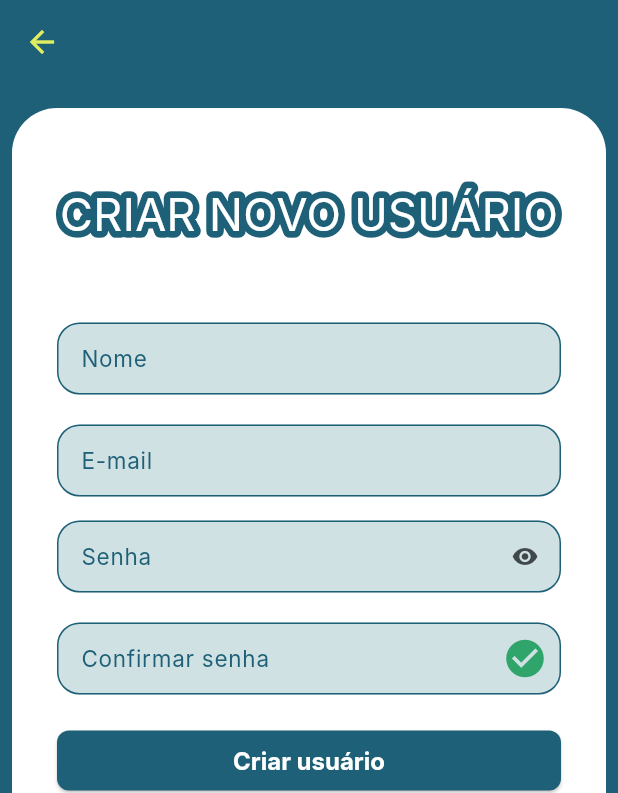
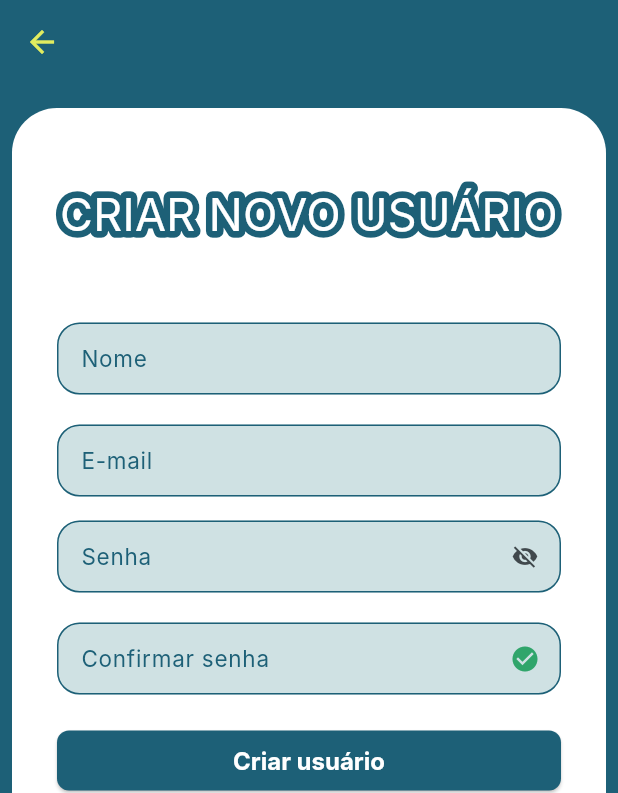
Before and after one commit to luizzlcs/seven_manager7, a Flutter app: the screen it shows after launch, after a tap on "Cadastre-se?", on a phone screen of 412 x 824 dp. Shown: the top 793 px of the screen. Run offline on Flutter 3.47's test engine with Material 3 defaults, Android fonts, the phone set to English and light mode, and no system bars; drawn by our look-alikes of bordered_text; our stand-ins replace firebase_auth, firebase_core, get_it, loading_animation_widget, top_snackbar_flutter; missing offline and left inert: validatorless; accounts and stored records are empty; generated files the repository leaves out were written again; network calls fail; Roboto replaces fonts that are missing (Inter).

```diff
--- a/lib/src/core/injection/injection.dart
+++ b/lib/src/core/injection/injection.dart
@@ -1,5 +1,3 @@
-
-
 import 'dart:developer';
 
 import 'package:get_it/get_it.dart';
@@ -9,13 +7,14 @@ import '../services/firebase/firebase_auth_service.dart';
 
 final getIt = GetIt.I;
 
+void configureDependencies() {
+  log('Inicio da configuração de dependência');
 
-void configureDependencies(){
-  log('Inicio da configuração de dependência');
-    getIt.registerFactory(() => FirebaseAuthService());
-    getIt.registerFactory(()=> RegisterController(firebaseAuth: getIt<FirebaseAuthService>()));
-    getIt.registerFactory(() => LoginController(firebaseAuth: getIt<FirebaseAuthService>()));
+  getIt.registerFactory(() => FirebaseAuthService());
+  getIt.registerFactory(
+      () => RegisterController(firebaseAuth: getIt<FirebaseAuthService>()));
+  getIt.registerFactory(
+      () => LoginController(firebaseAuth: getIt<FirebaseAuthService>()));
 
   log('Fim da configuração de dependência');
-
 }
--- a/lib/src/pages/auth/register/register_page.dart
+++ b/lib/src/pages/auth/register/register_page.dart
@@ -54,16 +54,21 @@ class _RegisterPageState extends State<RegisterPage> {
                     child: Form(
                       key: registerController.formKey,
                       child: Column(
+                        crossAxisAlignment: CrossAxisAlignment.center,
                         children: [
                           const SizedBox(height: 20),
-                          BorderedText(
+                          Center(
+                            child: BorderedText(
                               strokeWidth: 9.0,
                               strokeColor: SevenManagerTheme.tealBlue,
                               child: const Text(
+                                textAlign: TextAlign.center,
+
                                 'CRIAR NOVO USUÁRIO',
                                 style: TextStyle(
                                   color: SevenManagerTheme.whiteColor,
                                   fontSize: 30,
+                                ),
                               ),
                             ),
                           ),
@@ -94,7 +99,7 @@ class _RegisterPageState extends State<RegisterPage> {
                             animation: registerController,
                             builder: (context, child) {
                               return TextFormField(
-                                obscureText: registerController.isVisible,
+                                obscureText: !registerController.isVisible,
                                 controller: registerController.passwordEC,
                                 validator: Validatorless.multiple([
                                   Validatorless.required(
@@ -108,7 +113,7 @@ class _RegisterPageState extends State<RegisterPage> {
                                     onPressed: () {
                                       registerController.changeVisible();
                                     },
-                                    icon: !registerController.isVisible
+                                    icon: registerController.isVisible
                                         ? const Icon(Icons.visibility)
                                         : const Icon(Icons.visibility_off),
                                   ),
@@ -138,7 +143,7 @@ class _RegisterPageState extends State<RegisterPage> {
                                           Icons.check_circle_sharp,
                                           color:
                                               SevenManagerTheme.mediumSeaGreen,
-                                          size: 30,
+                                          size: 20,
                                         )
                                       : IconButton(
                                           onPressed: () {
@@ -149,7 +154,7 @@ class _RegisterPageState extends State<RegisterPage> {
                                           icon: const Icon(
                                             Icons.do_not_disturb_on,
                                             color: SevenManagerTheme.redOrange,
-                                            size: 30,
+                                            size: 20,
                                           ),
                                         ),
                                 ),
```
Lines whose indentation alone changed are shown as unchanged.
